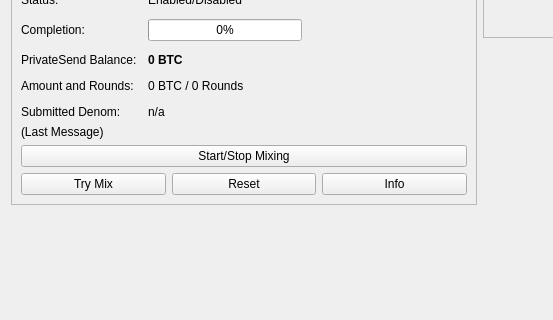
First picture: the form in src/qt/forms/privatesend.ui, repository zentoshi/zentoshi, before the edit; both pictures show x 0 to 553 and y 265 to 585 of the 960 by 585 pixel window.
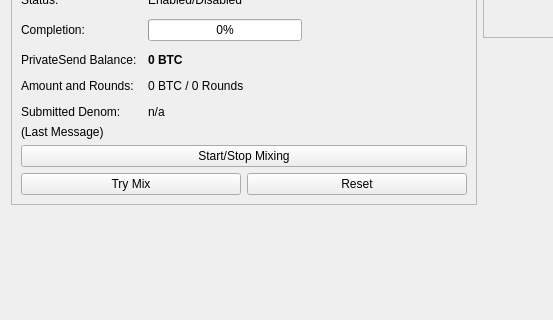
Second picture: the form after the edit.

Commit message: [testing] necessary components for privatesend to be operational on its own tabview

The edit to the form file:
```diff
--- a/src/qt/forms/privatesend.ui
+++ b/src/qt/forms/privatesend.ui
@@ -616,22 +616,6 @@
                 </property>
                </widget>
               </item>
-              <item>
-               <widget class="QPushButton" name="privateSendInfo">
-                <property name="sizePolicy">
-                 <sizepolicy hsizetype="MinimumExpanding" vsizetype="Fixed">
-                  <horstretch>0</horstretch>
-                  <verstretch>0</verstretch>
-                 </sizepolicy>
-                </property>
-                <property name="toolTip">
-                 <string>Information about PrivateSend and Mixing</string>
-                </property>
-                <property name="text">
-                 <string>Info</string>
-                </property>
-               </widget>
-              </item>
              </layout>
             </item>
            </layout>
```
The commit also changes 21 other files.
